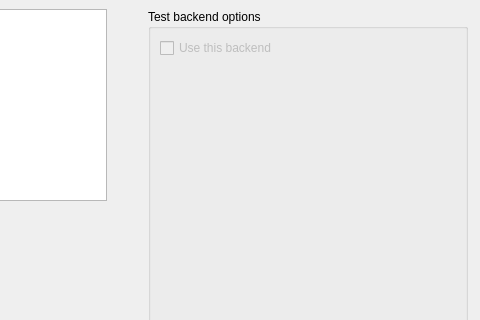
First picture: the form in optionsdialog.ui, repository RespeQt/RespeQt, before the edit; both pictures show x 158 to 638 and y 0 to 320 of the 638 by 443 pixel window.
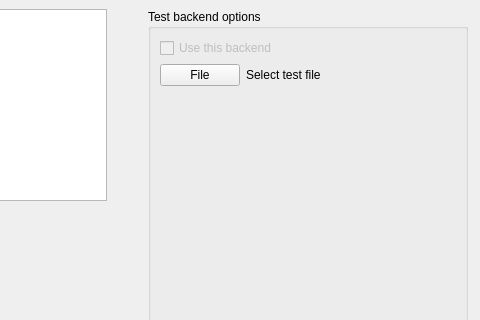
Second picture: the form after the edit. The open tabs and pages were chosen to show the change.

Commit message: Implemented test serial port backend

Diff of the .ui file:
```diff
--- a/optionsdialog.ui
+++ b/optionsdialog.ui
@@ -492,7 +492,7 @@
     <property name="enabled">
      <bool>true</bool>
     </property>
-    <layout class="QVBoxLayout" name="verticalLayout_2">
+    <layout class="QVBoxLayout" name="verticalLayout_6">
      <property name="spacing">
       <number>0</number>
      </property>
@@ -524,6 +524,33 @@
           </property>
          </widget>
         </item>
+        <item>
+         <layout class="QHBoxLayout" name="horizontalLayout">
+          <property name="bottomMargin">
+           <number>12</number>
+          </property>
+          <item>
+           <widget class="QPushButton" name="testFileButton">
+            <property name="text">
+             <string>File</string>
+            </property>
+           </widget>
+          </item>
+          <item>
+           <widget class="QLabel" name="testFileLabel">
+            <property name="sizePolicy">
+             <sizepolicy hsizetype="Expanding" vsizetype="Preferred">
+              <horstretch>0</horstretch>
+              <verstretch>0</verstretch>
+             </sizepolicy>
+            </property>
+            <property name="text">
+             <string>Select test file</string>
+            </property>
+           </widget>
+          </item>
+         </layout>
+        </item>
         <item>
          <spacer name="verticalSpacer_3">
           <property name="orientation">
```
Left out of the diff: 2 changed lines with no effect on the pictures. The commit also changes 6 other files.
